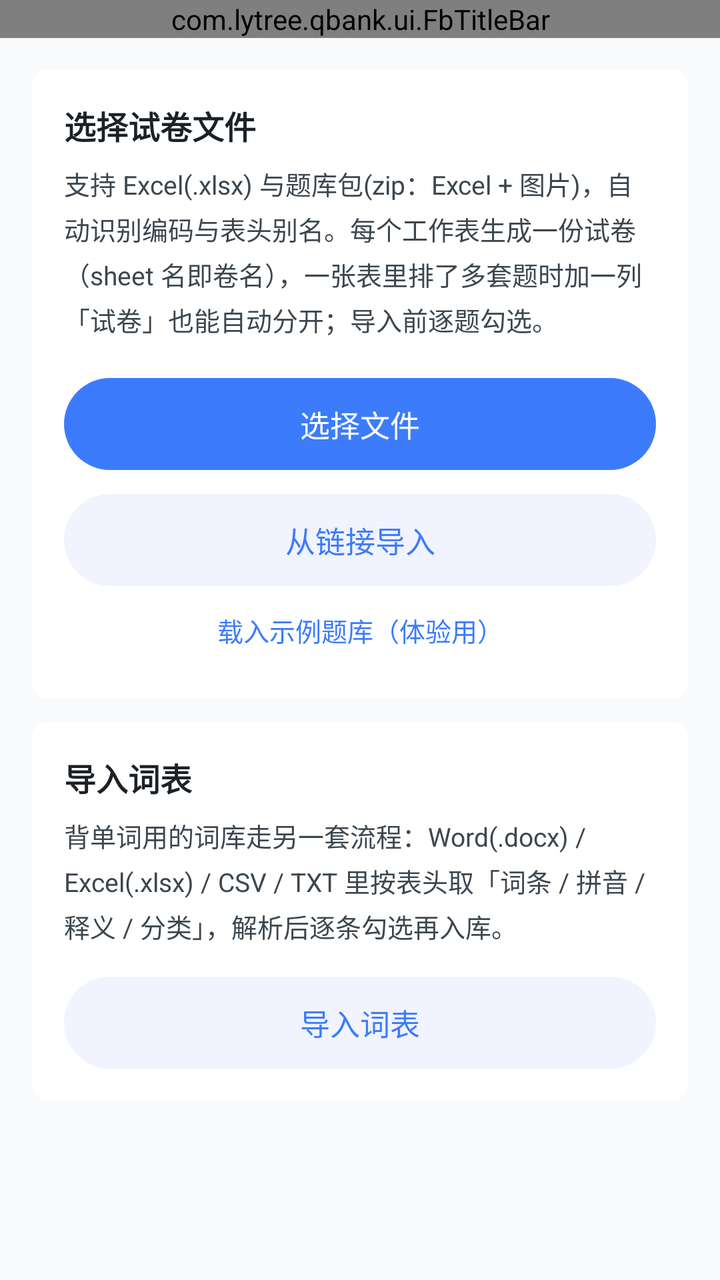
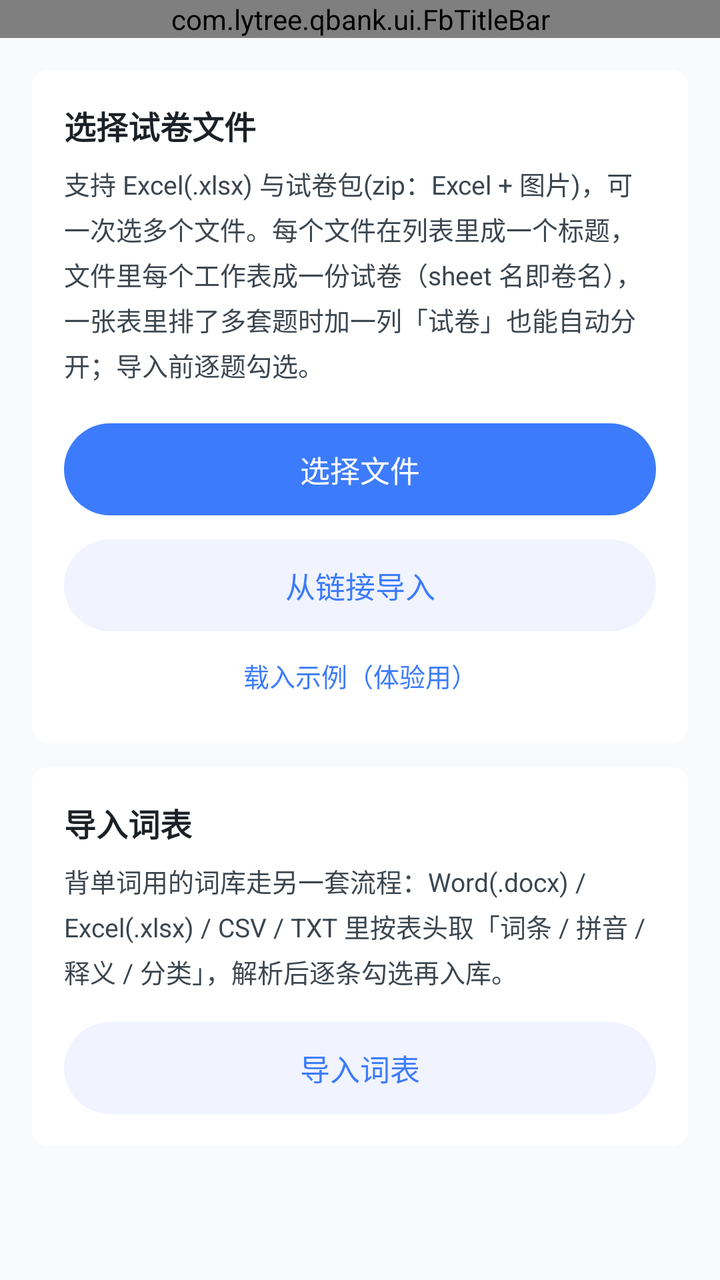

An Android layout rendered at two revisions. The XML below is the earlier revision; the diff shows what the commit changed to produce the second picture.
<!-- AndroidManifest.xml: application theme Theme.QBank -->
<!-- res/layout/activity_import.xml -->
<?xml version="1.0" encoding="utf-8"?>
<LinearLayout xmlns:android="http://schemas.android.com/apk/res/android"
    style="@style/FbPage">

    <com.lytree.qbank.ui.FbTitleBar
        android:id="@+id/titleBar"
        android:layout_width="match_parent"
        android:layout_height="wrap_content" />

    <FrameLayout
        android:layout_width="match_parent"
        android:layout_height="0dp"
        android:layout_weight="1">

        
        <androidx.core.widget.NestedScrollView
            android:id="@+id/pickPanel"
            android:layout_width="match_parent"
            android:layout_height="match_parent"
            android:scrollbars="none">

            <LinearLayout
                style="@style/FbPageColumn"
                android:paddingTop="@dimen/fb_space_16"
                android:paddingBottom="@dimen/fb_space_20">

                <LinearLayout style="@style/FbCard">

                    <TextView
                        style="@style/FbCardTitle"
                        android:text="@string/import_pick" />

                    <TextView
                        style="@style/FbBodySm"
                        android:layout_marginTop="@dimen/fb_space_8"
                        android:text="@string/import_pick_hint" />

                    <com.google.android.material.button.MaterialButton
                        android:id="@+id/btnPick"
                        style="@style/FbPrimaryButton"
                        android:layout_width="match_parent"
                        android:layout_marginTop="@dimen/fb_space_20"
                        android:text="选择文件" />

                    <com.google.android.material.button.MaterialButton
                        android:id="@+id/btnLink"
                        style="@style/FbGhostButton"
                        android:layout_width="match_parent"
                        android:layout_marginTop="@dimen/fb_space_12"
                        android:text="@string/import_link_action" />

                    <com.google.android.material.button.MaterialButton
                        android:id="@+id/btnSample"
                        style="@style/FbTextButton"
                        android:layout_width="match_parent"
                        android:layout_marginTop="@dimen/fb_space_4"
                        android:text="载入示例题库（体验用）" />
                </LinearLayout>

                
                <LinearLayout
                    style="@style/FbCard"
                    android:layout_marginTop="@dimen/fb_card_gap_v">

                    <TextView
                        style="@style/FbCardTitle"
                        android:text="@string/import_word_title" />

                    <TextView
                        style="@style/FbBodySm"
                        android:layout_marginTop="@dimen/fb_space_8"
                        android:text="@string/import_word_hint" />

                    <com.google.android.material.button.MaterialButton
                        android:id="@+id/btnWordImport"
                        style="@style/FbGhostButton"
                        android:layout_width="match_parent"
                        android:layout_marginTop="@dimen/fb_space_16"
                        android:text="@string/title_word_import" />
                </LinearLayout>
            </LinearLayout>
        </androidx.core.widget.NestedScrollView>

        
        <androidx.core.widget.NestedScrollView
            android:id="@+id/resultPanel"
            android:layout_width="match_parent"
            android:layout_height="match_parent"
            android:scrollbars="none"
            android:visibility="gone">

            <LinearLayout
                style="@style/FbPageColumn"
                android:paddingTop="@dimen/fb_space_16"
                android:paddingBottom="@dimen/fb_space_20">

                <LinearLayout style="@style/FbCard">

                    <TextView
                        android:id="@+id/tvFile"
                        style="@style/FbCardTitle" />

                    <TextView
                        android:id="@+id/tvStat"
                        style="@style/FbBodySm"
                        android:layout_marginTop="@dimen/fb_space_8" />
                </LinearLayout>

                
                <LinearLayout
                    android:id="@+id/multiPanel"
                    style="@style/FbCard"
                    android:layout_marginTop="@dimen/fb_card_gap_v"
                    android:visibility="gone">

                    <TextView
                        android:id="@+id/tvMultiTitle"
                        style="@style/FbGroupTitle"
                        android:layout_width="match_parent"
                        android:layout_height="wrap_content" />

                    <TextView
                        android:id="@+id/tvMultiHint"
                        style="@style/FbBodySm"
                        android:layout_marginTop="@dimen/fb_space_8"
                        android:text="@string/import_multi_hint" />

                    <HorizontalScrollView
                        android:layout_width="match_parent"
                        android:layout_height="wrap_content"
                        android:layout_marginTop="@dimen/fb_space_12"
                        android:scrollbars="none">

                        <LinearLayout
                            android:id="@+id/chipRow"
                            android:layout_width="wrap_content"
                            android:layout_height="wrap_content"
                            android:orientation="horizontal" />
                    </HorizontalScrollView>
                </LinearLayout>

                
                <LinearLayout
                    style="@style/FbCard"
                    android:layout_marginTop="@dimen/fb_card_gap_v">

                    <TextView
                        style="@style/FbGroupTitle"
                        android:layout_width="match_parent"
                        android:layout_height="wrap_content"
                        android:text="生成试卷" />

                    <com.google.android.material.textfield.TextInputLayout
                        android:id="@+id/inputLayoutName"
                        style="@style/FbInput"
                        android:layout_width="match_parent"
                        android:layout_height="wrap_content"
                        android:layout_marginTop="@dimen/fb_space_12"
                        android:hint="试卷名称（默认用文件名）">

                        <com.google.android.material.textfield.TextInputEditText
                            android:id="@+id/inputName"
                            style="@style/FbEditText"
                            android:inputType="text" />
                    </com.google.android.material.textfield.TextInputLayout>

                    <com.google.android.material.textfield.TextInputLayout
                        android:id="@+id/inputLayoutDuration"
                        style="@style/FbInput"
                        android:layout_width="match_parent"
                        android:layout_height="wrap_content"
                        android:layout_marginTop="@dimen/fb_space_12"
                        android:hint="限时（分钟），0 或留空为不限时">

                        <com.google.android.material.textfield.TextInputEditText
                            android:id="@+id/inputDuration"
                            style="@style/FbEditText"
                            android:inputType="number" />
                    </com.google.android.material.textfield.TextInputLayout>

                    
                    <LinearLayout
                        android:layout_width="match_parent"
                        android:layout_height="wrap_content"
                        android:layout_marginTop="@dimen/fb_space_16"
                        android:gravity="center_vertical"
                        android:orientation="horizontal">

                        <LinearLayout
                            android:layout_width="0dp"
                            android:layout_height="wrap_content"
                            android:layout_weight="1"
                            android:orientation="vertical">

                            <TextView
                                style="@style/FbRowTitle"
                                android:text="@string/import_with_answers" />

                            <TextView
                                style="@style/FbRowSub"
                                android:text="@string/import_with_answers_hint" />
                        </LinearLayout>

                        <com.lytree.qbank.ui.FbSwitchView
                            android:id="@+id/switchImportAnswers"
                            style="@style/FbSwitch" />
                    </LinearLayout>
                </LinearLayout>

                <LinearLayout
                    android:layout_width="match_parent"
                    android:layout_height="wrap_content"
                    android:layout_marginTop="@dimen/fb_section_gap"
                    android:gravity="center_vertical"
                    android:orientation="horizontal">

                    <TextView
                        style="@style/FbSectionTitle"
                        android:layout_width="0dp"
                        android:layout_weight="1"
                        android:text="题目预览" />

                    <com.google.android.material.button.MaterialButton
                        android:id="@+id/btnAll"
                        style="@style/FbTextButton"
                        android:layout_width="wrap_content"
                        android:text="全选 / 反选" />
                </LinearLayout>

                <androidx.recyclerview.widget.RecyclerView
                    android:id="@+id/list"
                    android:layout_width="match_parent"
                    android:layout_height="wrap_content"
                    android:layout_marginTop="@dimen/fb_space_8"
                    android:nestedScrollingEnabled="false" />

                <TextView
                    android:id="@+id/tvIssuesTitle"
                    style="@style/FbSectionTitle"
                    android:layout_marginTop="@dimen/fb_section_gap"
                    android:text="校验问题"
                    android:visibility="gone" />

                <androidx.recyclerview.widget.RecyclerView
                    android:id="@+id/listIssues"
                    android:layout_width="match_parent"
                    android:layout_height="wrap_content"
                    android:nestedScrollingEnabled="false"
                    android:visibility="gone" />
            </LinearLayout>
        </androidx.core.widget.NestedScrollView>

        
        <LinearLayout
            android:id="@+id/loadingPanel"
            android:layout_width="match_parent"
            android:layout_height="match_parent"
            android:background="@color/fb_page_bg"
            android:clickable="true"
            android:focusable="true"
            android:gravity="center"
            android:orientation="vertical"
            android:visibility="gone">

            <ProgressBar
                android:layout_width="32dp"
                android:layout_height="32dp"
                android:indeterminateTint="@color/fb_primary" />

            <TextView
                android:id="@+id/tvLoading"
                style="@style/FbBodySm"
                android:layout_marginTop="@dimen/fb_space_12"
                android:text="正在解析…" />
        </LinearLayout>
    </FrameLayout>

    <View
        android:id="@+id/bottomDivider"
        style="@style/FbDivider"
        android:visibility="gone" />

    <FrameLayout
        android:id="@+id/bottomBar"
        style="@style/FbBottomBar"
        android:visibility="gone">

        <com.google.android.material.button.MaterialButton
            android:id="@+id/btnImport"
            style="@style/FbPrimaryButton"
            android:layout_width="match_parent"
            android:text="@string/import_confirm_paper"
            android:visibility="gone" />
    </FrameLayout>
</LinearLayout>
<!-- resources referenced by this layout -->
<resources>
  <color name="fb_page_bg">#F9FAFC</color>
  <color name="fb_primary">#3C7CFC</color>
  <dimen name="fb_card_gap_v">12dp</dimen>
  <dimen name="fb_section_gap">24dp</dimen>
  <dimen name="fb_space_12">12dp</dimen>
  <dimen name="fb_space_16">16dp</dimen>
  <dimen name="fb_space_20">20dp</dimen>
  <dimen name="fb_space_4">4dp</dimen>
  <dimen name="fb_space_8">8dp</dimen>
  <string name="import_confirm_paper">导入并生成试卷</string>
  <string name="import_link_action">从链接导入</string>
  <string name="import_multi_hint">点上面的卷名切换预览，每份的勾选各自保存；导入时一次全部建卷，卷名取自工作表名（或「试卷」列）。</string>
  <string name="import_pick">选择试卷文件</string>
  <string name="import_pick_hint">支持 Excel(.xlsx) 与题库包(zip：Excel + 图片)，自动识别编码与表头别名。每个工作表生成一份试卷（sheet 名即卷名），一张表里排了多套题时加一列「试卷」也能自动分开；导入前逐题勾选。</string>
  <string name="import_with_answers">同时导入答案</string>
  <string name="import_with_answers_hint">关掉就只导入题目，做完在成绩报告里补录答案再批改</string>
  <string name="import_word_hint">背单词用的词库走另一套流程：Word(.docx) / Excel(.xlsx) / CSV / TXT 里按表头取「词条 / 拼音 / 释义 / 分类」，解析后逐条勾选再入库。</string>
  <string name="import_word_title">导入词表</string>
  <string name="title_word_import">导入词表</string>
  <style name="FbDivider">
          <item name="android:layout_width">match_parent</item>
          <item name="android:layout_height">0.5dp</item>
          <item name="android:background">@color/fb_divider</item>
      </style>
  <style name="FbGroupTitle">
          <item name="android:textSize">@dimen/fb_text_group</item>
          <item name="android:textColor">@color/fb_text_meta</item>
          <item name="android:includeFontPadding">false</item>
      </style>
  <style name="FbPage">
          <item name="android:layout_width">match_parent</item>
          <item name="android:layout_height">match_parent</item>
          <item name="android:orientation">vertical</item>
          <item name="android:background">@color/fb_page_bg</item>
      </style>
  <style name="FbSwitch">
          <item name="android:layout_width">38dp</item>
          <item name="android:layout_height">22dp</item>
          <item name="android:layout_marginStart">@dimen/fb_space_12</item>
      </style>
  <dimen name="fb_text_body_sm">13sp</dimen>
  <color name="fb_text_secondary">#3C464F</color>
  <color name="fb_bar_bg">#FFFFFF</color>
  <dimen name="fb_page_pad">16dp</dimen>
  <dimen name="fb_bottom_bar_pad_v">10dp</dimen>
  <dimen name="fb_card_pad">16dp</dimen>
  <dimen name="fb_text_card_title">16sp</dimen>
  <color name="fb_text_title">#1B2126</color>
  <color name="fb_divider">#F0F2F5</color>
  <color name="fb_text_hint">#AEB6C2</color>
  <dimen name="fb_text_body_size">14sp</dimen>
  <dimen name="fb_btn_h">46dp</dimen>
  <dimen name="fb_btn_text_size">15sp</dimen>
  <color name="fb_primary_bg">#F1F3FF</color>
  <dimen name="fb_btn_radius">23dp</dimen>
  <color name="fb_ripple">#1A3C7CFC</color>
  <dimen name="fb_text_group">13sp</dimen>
  <color name="fb_text_meta">#8A9095</color>
  <dimen name="fb_radius_field">8dp</dimen>
  <color name="fb_text_on_primary">#FFFFFF</color>
  <style name="FbItemSub">
          <item name="android:textSize">@dimen/fb_text_item_sub</item>
          <item name="android:textColor">@color/fb_text_meta</item>
          <item name="android:maxLines">2</item>
          <item name="android:ellipsize">end</item>
      </style>
  <dimen name="fb_text_item_title">15sp</dimen>
  <color name="fb_primary_deep">#2A5FD6</color>
  <color name="fb_card_bg">#FFFFFF</color>
  <dimen name="fb_card_radius">8dp</dimen>
  <dimen name="fb_text_item_sub">12sp</dimen>
  <style name="ShapeAppearance.QBank.Dialog" parent="">
          <item name="cornerFamily">rounded</item>
          <item name="cornerSize">@dimen/fb_radius_sheet</item>
      </style>
  <dimen name="fb_radius_sheet">12dp</dimen>
  <!-- unchanged entries left out for length: 16 -->
</resources>

<!-- the commit's change to res/layout/activity_import.xml (unified diff, before → after) -->
@@ -54,7 +54,7 @@
                         style="@style/FbTextButton"
                         android:layout_width="match_parent"
                         android:layout_marginTop="@dimen/fb_space_4"
-                        android:text="载入示例题库（体验用）" />
+                        android:text="载入示例（体验用）" />
                 </LinearLayout>
 
                 
@@ -107,6 +107,22 @@
                 </LinearLayout>
 
                 
+                <HorizontalScrollView
+                    android:id="@+id/fileChipPanel"
+                    android:layout_width="match_parent"
+                    android:layout_height="wrap_content"
+                    android:layout_marginTop="@dimen/fb_card_gap_v"
+                    android:scrollbars="none"
+                    android:visibility="gone">
+
+                    <LinearLayout
+                        android:id="@+id/fileChipRow"
+                        android:layout_width="wrap_content"
+                        android:layout_height="wrap_content"
+                        android:orientation="horizontal" />
+                </HorizontalScrollView>
+
+                
                 <LinearLayout
                     android:id="@+id/multiPanel"
                     style="@style/FbCard"
@@ -148,7 +164,7 @@
                         style="@style/FbGroupTitle"
                         android:layout_width="match_parent"
                         android:layout_height="wrap_content"
-                        android:text="生成试卷" />
+                        android:text="导入标题" />
 
                     <com.google.android.material.textfield.TextInputLayout
                         android:id="@+id/inputLayoutName"
@@ -156,13 +172,20 @@
                         android:layout_width="match_parent"
                         android:layout_height="wrap_content"
                         android:layout_marginTop="@dimen/fb_space_12"
-                        android:hint="试卷名称（默认用文件名）">
+                        android:hint="标题（默认用文件名，导入后在列表里作为分组）">
 
                         <com.google.android.material.textfield.TextInputEditText
                             android:id="@+id/inputName"
                             style="@style/FbEditText"
                             android:inputType="text" />
                     </com.google.android.material.textfield.TextInputLayout>
+
+                    <TextView
+                        android:id="@+id/tvTitleHint"
+                        style="@style/FbBodySm"
+                        android:layout_marginTop="@dimen/fb_space_8"
+                        android:text="@string/import_title_hint"
+                        android:visibility="gone" />
 
                     <com.google.android.material.textfield.TextInputLayout
                         android:id="@+id/inputLayoutDuration"
<!-- resource entries referenced after the edit -->
@@ -11,9 +11,10 @@
   <dimen name="fb_space_8">8dp</dimen>
   <string name="import_confirm_paper">导入并生成试卷</string>
   <string name="import_link_action">从链接导入</string>
-  <string name="import_multi_hint">点上面的卷名切换预览，每份的勾选各自保存；导入时一次全部建卷，卷名取自工作表名（或「试卷」列）。</string>
+  <string name="import_multi_hint">点上面的卷名切换预览，每份的勾选各自保存；导入后这几份卷都挂在同一个标题下，卷名取自工作表名（或「试卷」列）。</string>
   <string name="import_pick">选择试卷文件</string>
-  <string name="import_pick_hint">支持 Excel(.xlsx) 与题库包(zip：Excel + 图片)，自动识别编码与表头别名。每个工作表生成一份试卷（sheet 名即卷名），一张表里排了多套题时加一列「试卷」也能自动分开；导入前逐题勾选。</string>
+  <string name="import_pick_hint">支持 Excel(.xlsx) 与试卷包(zip：Excel + 图片)，可一次选多个文件。每个文件在列表里成一个标题，文件里每个工作表成一份试卷（sheet 名即卷名），一张表里排了多套题时加一列「试卷」也能自动分开；导入前逐题勾选。</string>
+  <string name="import_title_hint">一次导入 = 一个标题。这组试卷会挂在这个标题下面，导入后还能改名。</string>
   <string name="import_with_answers">同时导入答案</string>
   <string name="import_with_answers_hint">关掉就只导入题目，做完在成绩报告里补录答案再批改</string>
   <string name="import_word_hint">背单词用的词库走另一套流程：Word(.docx) / Excel(.xlsx) / CSV / TXT 里按表头取「词条 / 拼音 / 释义 / 分类」，解析后逐条勾选再入库。</string>
